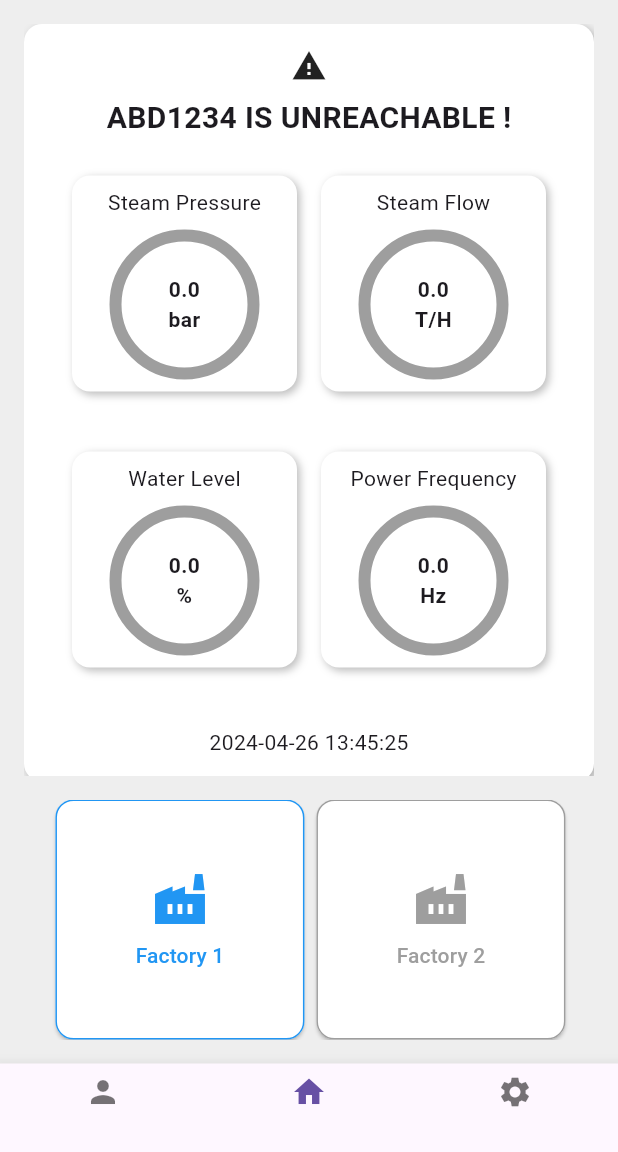
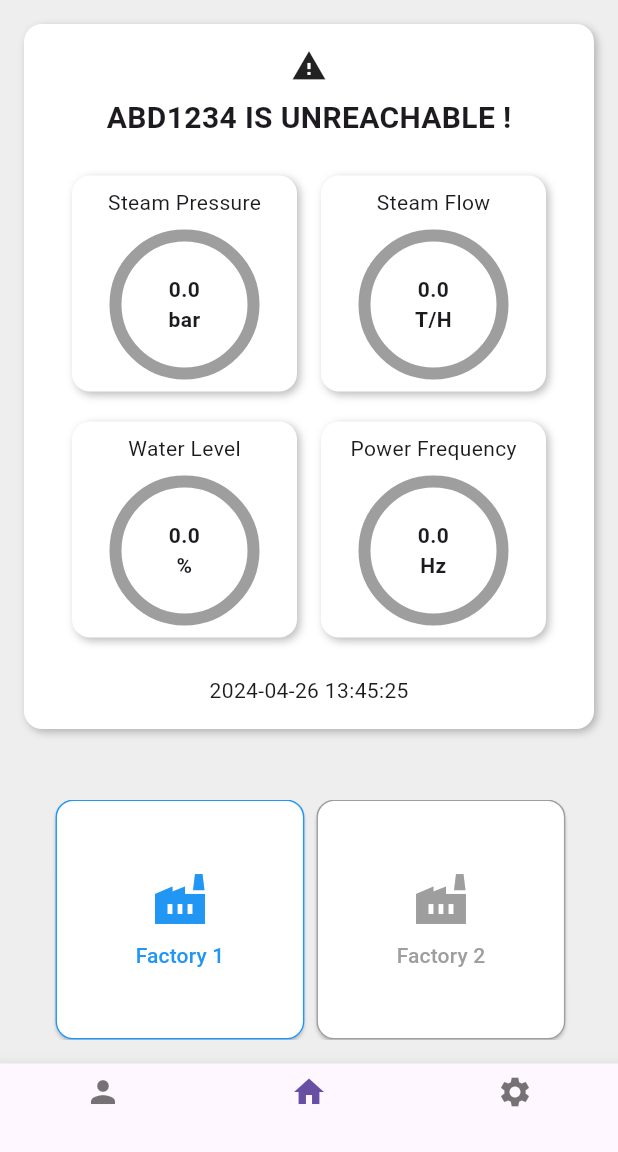
Before and after one commit to Kaijie0311/MobileApp_Lab5_P2, a Flutter app: the Factory1Dashboard screen opened by its route, on a phone screen of 412 x 824 dp, the part 84-1236 px from its top. Run offline on Flutter 3.47's test engine with Material 3 defaults, Android fonts, the phone set to English and light mode, and no system bars.

Commit message:
third commit

```diff
--- a/lib/Factory1Dashboard.dart
+++ b/lib/Factory1Dashboard.dart
@@ -105,7 +105,7 @@ class _Factory1DashboardState extends State<Factory1Dashboard> {
                           _buildGauge('Steam Flow', '0.0', 'T/H', Colors.grey),
                         ],
                       ),
-                      SizedBox(height: 40),
+                      SizedBox(height: 20),
                       Row(
                         mainAxisAlignment: MainAxisAlignment.spaceEvenly,
                         children: [
@@ -114,7 +114,7 @@ class _Factory1DashboardState extends State<Factory1Dashboard> {
                               'Power Frequency', '0.0', 'Hz', Colors.grey),
                         ],
                       ),
-                      SizedBox(height: 40),
+                      SizedBox(height: 25),
                       Text('2024-04-26 13:45:25'),
                     ],
                   ),
--- a/lib/Invitation1.dart
+++ b/lib/Invitation1.dart
@@ -107,7 +107,7 @@ class _Invitation1State extends State<Invitation1> {
                 onPressed: () {
                   Navigator.pop(context, {
                     'name': nameController.text,
-                    'phone': phoneController.text,
+                    'phone': '+60' + phoneController.text,
                   });
                 },
                 style: ElevatedButton.styleFrom(
--- a/lib/Invitation2.dart
+++ b/lib/Invitation2.dart
@@ -107,7 +107,7 @@ class _Invitation2State extends State<Invitation2> {
                 onPressed: () {
                   Navigator.pop(context, {
                     'name': nameController.text,
-                    'phone': phoneController.text,
+                    'phone': '+60' + phoneController.text,
                   });
                 },
                 style: ElevatedButton.styleFrom(
```
